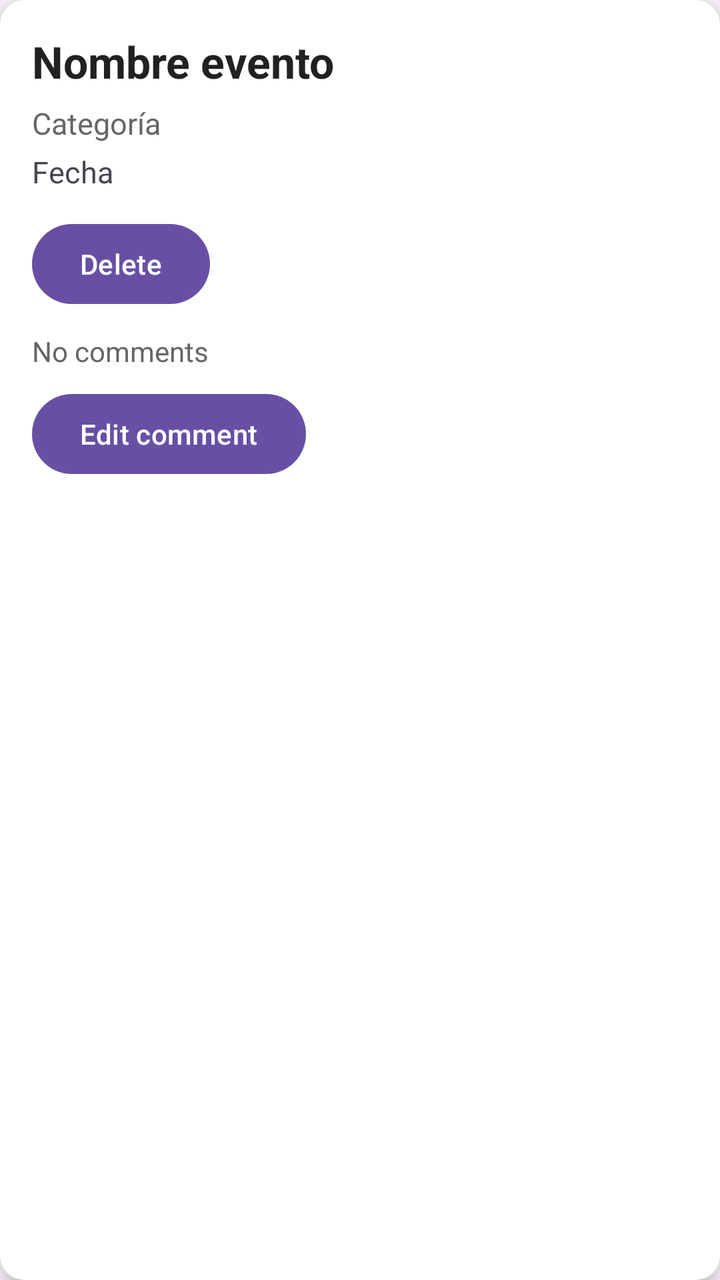
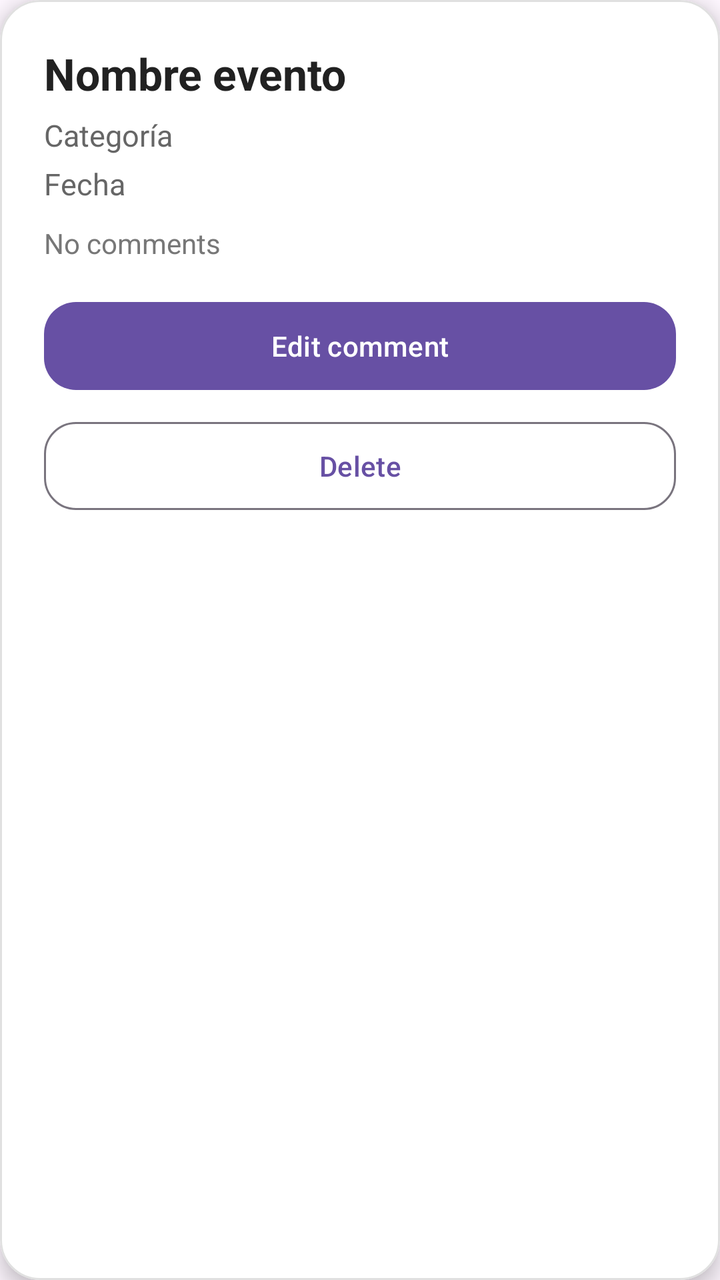

Before-and-after screenshots of an Android layout around one commit, followed by the original layout XML and the change that was made.
<!-- AndroidManifest.xml: application theme Theme.AppEventia -->
<!-- res/layout/item_favorito.xml -->
<?xml version="1.0" encoding="utf-8"?>
<androidx.cardview.widget.CardView
    xmlns:android="http://schemas.android.com/apk/res/android"
    xmlns:card_view="http://schemas.android.com/apk/res-auto"
    android:layout_width="match_parent"
    android:layout_height="wrap_content"
    android:layout_marginStart="8dp"
    android:layout_marginEnd="8dp"
    android:layout_marginTop="8dp"
    android:layout_marginBottom="12dp"
    card_view:cardCornerRadius="12dp"
    card_view:cardElevation="6dp">

    <LinearLayout
        android:layout_width="match_parent"
        android:layout_height="wrap_content"
        android:orientation="vertical"
        android:padding="16dp">

        <TextView
            android:id="@+id/favoritoNombreText"
            android:layout_width="match_parent"
            android:layout_height="wrap_content"
            android:text="Nombre evento"
            android:textSize="22sp"
            android:textStyle="bold"
            android:textColor="#212121"/>

        <TextView
            android:id="@+id/favoritoCategoriaText"
            android:layout_width="match_parent"
            android:layout_height="wrap_content"
            android:text="Categoría"
            android:textSize="15sp"
            android:textColor="#666666"
            android:layout_marginTop="6dp"/>

        <TextView
            android:id="@+id/favoritoFechaText"
            android:layout_width="match_parent"
            android:layout_height="wrap_content"
            android:text="Fecha"
            android:textSize="15sp"
            android:layout_marginTop="4dp"/>

        <Button
            android:id="@+id/deleteFavoriteButton"
            android:layout_width="wrap_content"
            android:layout_height="wrap_content"
            android:text="@string/delete"
            android:layout_marginTop="12dp"/>

        <TextView
            android:id="@+id/comentarioText"
            android:layout_width="match_parent"
            android:layout_height="wrap_content"
            android:text="@string/no_comments"
            android:textSize="14sp"
            android:textColor="#666666"
            android:layout_marginTop="10dp"/>

        <Button
            android:id="@+id/editCommentButton"
            android:layout_width="wrap_content"
            android:layout_height="wrap_content"
            android:text="@string/edit_comment"
            android:layout_marginTop="8dp"/>

    </LinearLayout>

</androidx.cardview.widget.CardView>
<!-- resources referenced by this layout -->
<resources>
  <string name="delete">Delete</string>
  <string name="edit_comment">Edit comment</string>
  <string name="no_comments">No comments</string>
  <style name="Theme.AppEventia" parent="Base.Theme.AppEventia" />
  <style name="Base.Theme.AppEventia" parent="Theme.Material3.DayNight">
          
          
      </style>
</resources>

<!-- the commit's change to res/layout/item_favorito.xml (unified diff, before → after) -->
@@ -1,21 +1,24 @@
 <?xml version="1.0" encoding="utf-8"?>
-<androidx.cardview.widget.CardView
+<com.google.android.material.card.MaterialCardView
     xmlns:android="http://schemas.android.com/apk/res/android"
-    xmlns:card_view="http://schemas.android.com/apk/res-auto"
+    xmlns:app="http://schemas.android.com/apk/res-auto"
     android:layout_width="match_parent"
     android:layout_height="wrap_content"
     android:layout_marginStart="8dp"
     android:layout_marginEnd="8dp"
     android:layout_marginTop="8dp"
     android:layout_marginBottom="12dp"
-    card_view:cardCornerRadius="12dp"
-    card_view:cardElevation="6dp">
+    app:cardCornerRadius="20dp"
+    app:cardElevation="6dp"
+    app:cardBackgroundColor="#FFFFFF"
+    app:strokeColor="#E0E0E0"
+    app:strokeWidth="1dp">
 
     <LinearLayout
         android:layout_width="match_parent"
         android:layout_height="wrap_content"
         android:orientation="vertical"
-        android:padding="16dp">
+        android:padding="22dp">
 
         <TextView
             android:id="@+id/favoritoNombreText"
@@ -41,14 +44,8 @@
             android:layout_height="wrap_content"
             android:text="Fecha"
             android:textSize="15sp"
+            android:textColor="#666666"
             android:layout_marginTop="4dp"/>
-
-        <Button
-            android:id="@+id/deleteFavoriteButton"
-            android:layout_width="wrap_content"
-            android:layout_height="wrap_content"
-            android:text="@string/delete"
-            android:layout_marginTop="12dp"/>
 
         <TextView
             android:id="@+id/comentarioText"
@@ -56,16 +53,26 @@
             android:layout_height="wrap_content"
             android:text="@string/no_comments"
             android:textSize="14sp"
-            android:textColor="#666666"
+            android:textColor="#777777"
             android:layout_marginTop="10dp"/>
 
-        <Button
+        <com.google.android.material.button.MaterialButton
             android:id="@+id/editCommentButton"
-            android:layout_width="wrap_content"
-            android:layout_height="wrap_content"
+            android:layout_width="match_parent"
+            android:layout_height="52dp"
             android:text="@string/edit_comment"
-            android:layout_marginTop="8dp"/>
+            android:layout_marginTop="16dp"
+            app:cornerRadius="16dp"/>
+
+        <com.google.android.material.button.MaterialButton
+            android:id="@+id/deleteFavoriteButton"
+            android:layout_width="match_parent"
+            android:layout_height="52dp"
+            android:text="@string/delete"
+            android:layout_marginTop="8dp"
+            app:cornerRadius="16dp"
+            style="@style/Widget.Material3.Button.OutlinedButton"/>
 
     </LinearLayout>
 
-</androidx.cardview.widget.CardView>
+</com.google.android.material.card.MaterialCardView>
